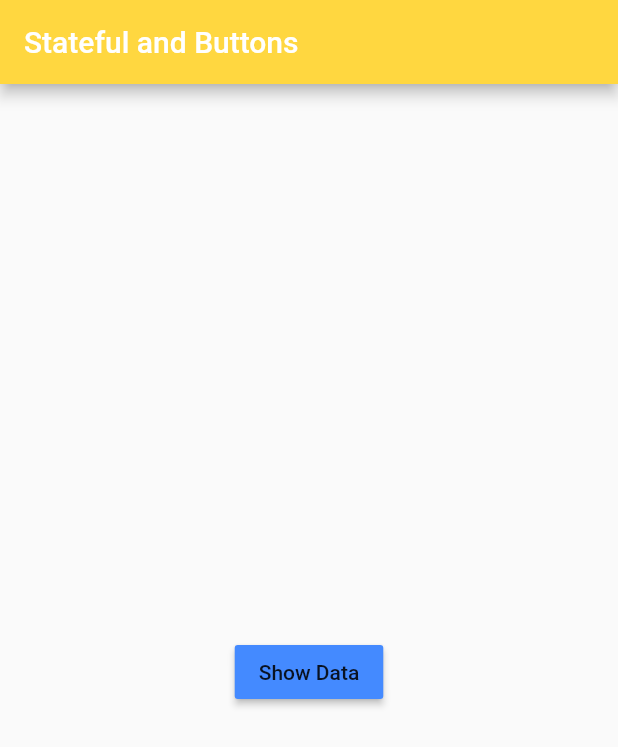
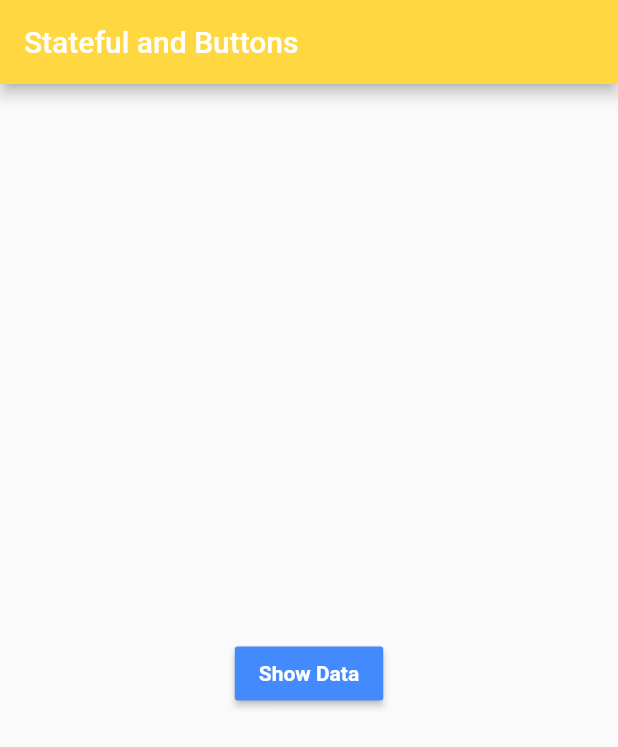
Before and after one commit to murielg/flutter-apps, a Flutter app: the screen it shows after launch, on a phone screen of 412 x 824 dp. Shown: the top 747 px of the screen. Run offline on Flutter 3.47's test engine with Material 2 defaults, Android fonts, the phone set to English and light mode, and no system bars.

Commit message:
State, Buttons

```diff
--- a/stateful/lib/main.dart
+++ b/stateful/lib/main.dart
@@ -39,9 +39,9 @@ class ButtonState extends State<MaterialButton> {
           child: new Column(
             mainAxisAlignment: MainAxisAlignment.center,
             children: <Widget>[
-              new Text(mDisplayMessage),
+              new Text(mDisplayMessage, style: new TextStyle(fontSize: 15.0, color: Colors.deepOrangeAccent),),
               new RaisedButton(
-                child: new Text("Show Data"),
+                child: new Text("Show Data", style: new TextStyle(color: Colors.white, fontWeight: FontWeight.bold )),
                 color: Colors.blueAccent,
                 onPressed: onBtnPressed
               )
```
